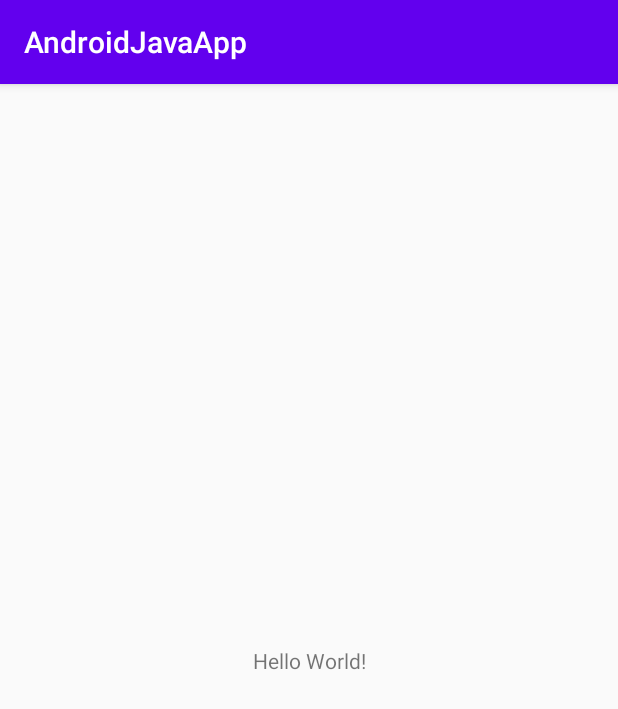
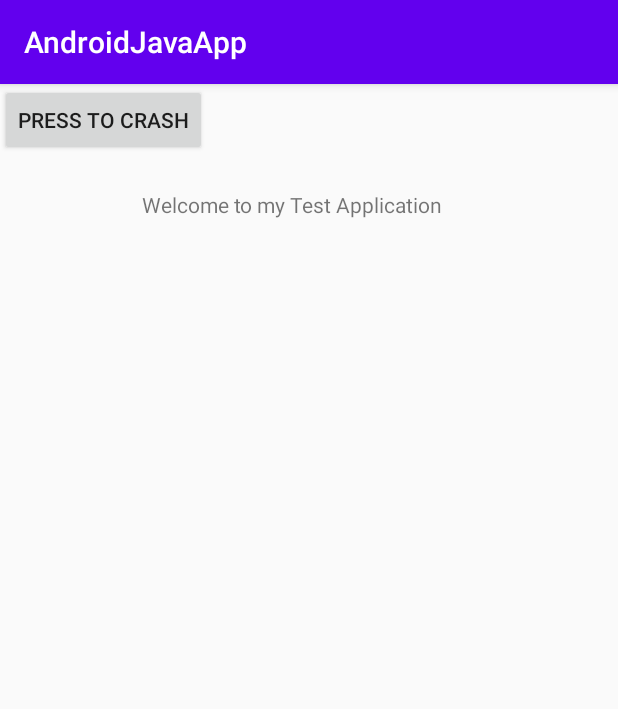
Before and after one commit to cameron-skaggs/AndroidJavaProject, an Android app: the screen it shows after launch (MainActivity), on a phone screen of 412 x 824 dp. Shown: the top 709 px of the screen. Run offline under Robolectric (Android 15) with nearby library versions, the phone set to English and light mode, and no system bars; libraries missing offline, so code that uses them is left out: com.microsoft.appcenter; 1 statement that could not run was skipped.

Commit message:
Added a button which crashes the app

```diff
--- a/app/build.gradle
+++ b/app/build.gradle
@@ -29,5 +29,7 @@ dependencies {
     testImplementation 'junit:junit:4.12'
     androidTestImplementation 'androidx.test.ext:junit:1.1.2'
     androidTestImplementation 'androidx.test.espresso:espresso-core:3.3.0'
-
+    def appCenterSdkVersion = '3.3.0'
+    implementation "com.microsoft.appcenter:appcenter-analytics:${appCenterSdkVersion}"
+    implementation "com.microsoft.appcenter:appcenter-crashes:${appCenterSdkVersion}"
 }
--- a/app/src/main/res/layout/activity_main.xml
+++ b/app/src/main/res/layout/activity_main.xml
@@ -9,10 +9,23 @@
     <TextView
         android:layout_width="wrap_content"
         android:layout_height="wrap_content"
-        android:text="Hello World!"
+        android:text="Welcome to my Test Application"
         app:layout_constraintBottom_toBottomOf="parent"
+        app:layout_constraintHorizontal_bias="0.447"
         app:layout_constraintLeft_toLeftOf="parent"
         app:layout_constraintRight_toRightOf="parent"
-        app:layout_constraintTop_toTopOf="parent" />
+        app:layout_constraintTop_toTopOf="parent"
+        app:layout_constraintVertical_bias="0.094" />
+
+    <Button
+        android:id="@+id/button"
+        android:layout_width="wrap_content"
+        android:layout_height="wrap_content"
+        android:text="Press to Crash"
+        android:onClick="crashApp"
+        tools:ignore="MissingConstraints" />
+<!--        tools:layout_editor_absoluteX="148dp"-->
+<!--        tools:layout_editor_absoluteY="128dp"-->
+
 
 </androidx.constraintlayout.widget.ConstraintLayout>
```
Also changed, not shown: app/src/main/java/com/example/androidjavaapp/MainActivity.java (+10 -0 lines).
